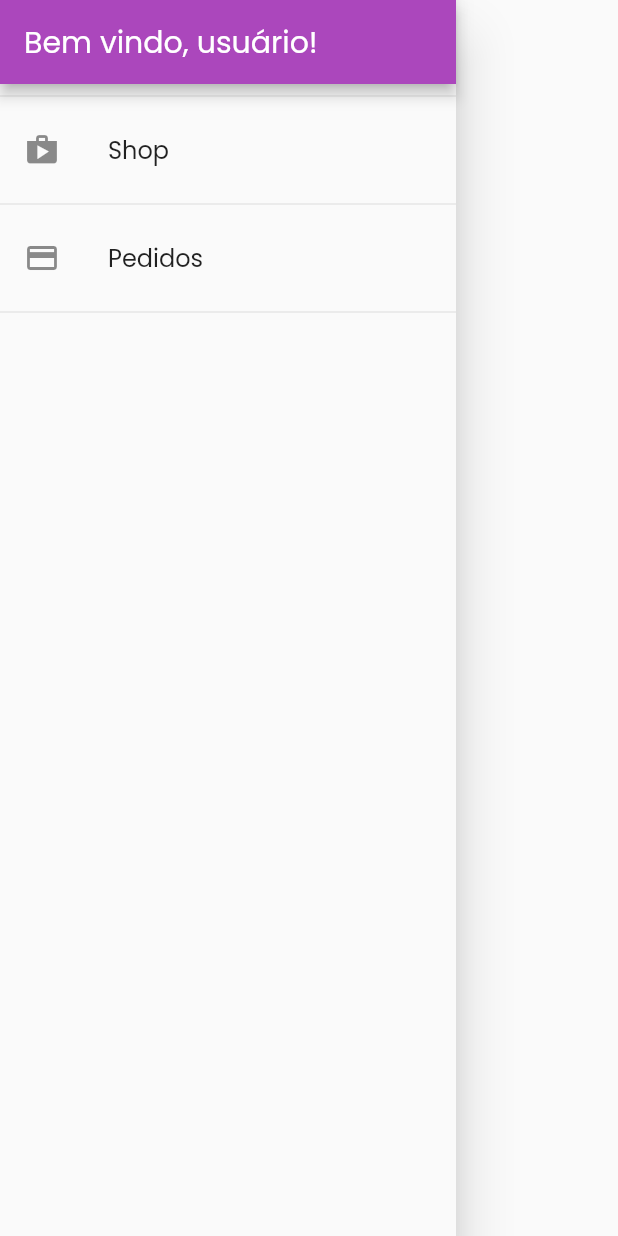
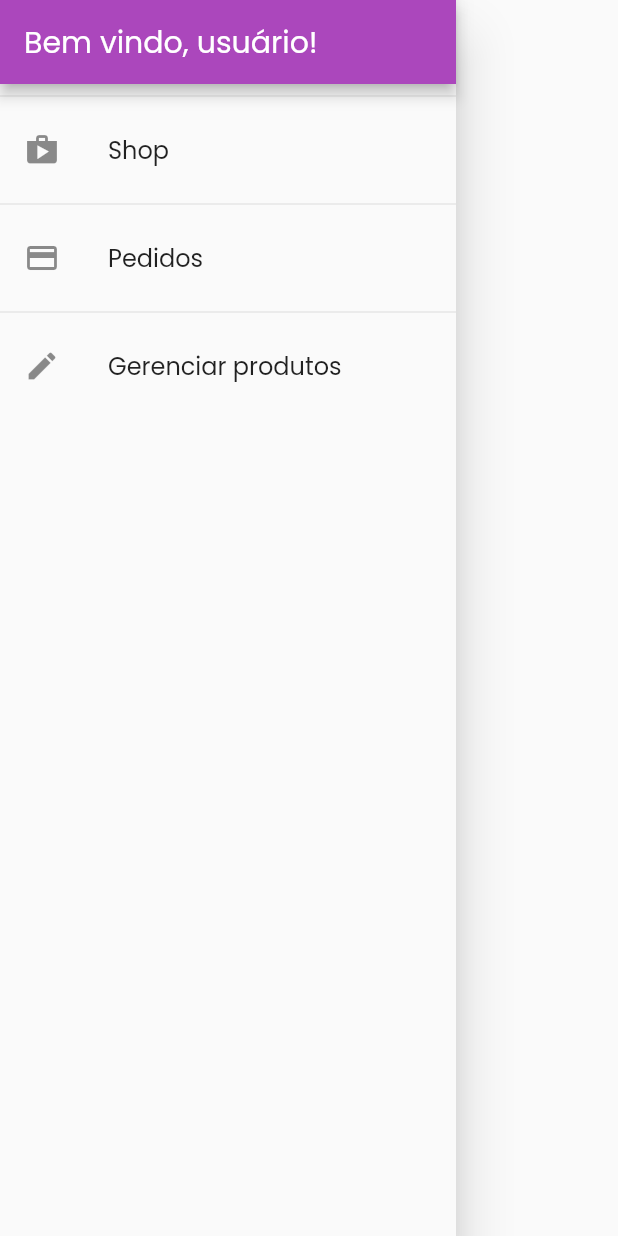
Before and after one commit to PhRezende-eng/ShopProject, a Flutter app: the AppDrawerWidget widget shown alone on an empty page, opened directly, on a phone screen of 412 x 824 dp. Run offline on Flutter 3.47's test engine with Material 2 defaults, Android fonts, the phone set to English and light mode, and no system bars; our stand-ins replace dio; network calls fail.

Commit message:
- minor fix

```diff
--- a/lib/components/app_drawer_widget.dart
+++ b/lib/components/app_drawer_widget.dart
@@ -41,6 +41,15 @@ class _AppDrawerWidgetState extends State<AppDrawerWidget> {
             },
           ),
           Divider(),
+          ListTile(
+            leading: Icon(Icons.edit),
+            title: Text('Gerenciar produtos'),
+            onTap: () {
+              Navigator.of(context).pushNamed(
+                AppRooutes.PRODUCT_PAGE,
+              );
+            },
+          ),
         ],
       ),
     );
--- a/lib/pages/product_page.dart
+++ b/lib/pages/product_page.dart
@@ -1,18 +1,20 @@
 // ignore_for_file: prefer_const_constructors
 
 import 'package:flutter/material.dart';
+import 'package:shop/components/app_drawer_widget.dart';
 
 class ProductPage extends StatelessWidget {
   const ProductPage({Key? key}) : super(key: key);
 
   @override
   Widget build(BuildContext context) {
-    var title = ModalRoute.of(context)?.settings.arguments;
+    var title = ModalRoute.of(context)?.settings.arguments ?? 'Erro';
     return Scaffold(
       appBar: AppBar(
         title: Text('$title'),
       ),
       body: Container(),
+      drawer: AppDrawerWidget(),
     );
   }
 }
```
Also changed, not shown: lib/components/cart_item_widget.dart (+0 -8 lines).
